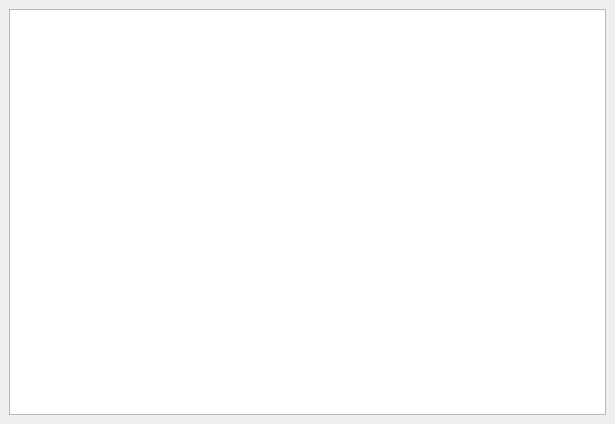
The window that main.ui (Doct0rWats0n/coffee) describes before a commit, drawn with Qt 5.
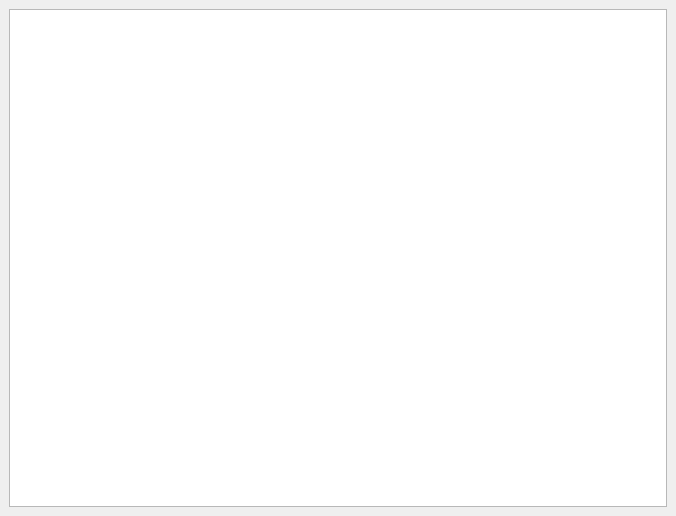
The same window after the commit.

The edit to the form file:
```diff
--- a/main.ui
+++ b/main.ui
@@ -6,8 +6,8 @@
    <rect>
     <x>0</x>
     <y>0</y>
-    <width>615</width>
-    <height>424</height>
+    <width>676</width>
+    <height>516</height>
    </rect>
   </property>
   <property name="windowTitle">
@@ -16,7 +16,11 @@
   <widget class="QWidget" name="centralwidget">
    <layout class="QGridLayout" name="gridLayout_2">
     <item row="0" column="0">
-     <widget class="QTableView" name="table"/>
+     <layout class="QGridLayout" name="gridLayout">
+      <item row="0" column="0">
+       <widget class="QTableWidget" name="table"/>
+      </item>
+     </layout>
     </item>
    </layout>
   </widget>
```
Left out of the diff: 2 changed lines with no effect on the pictures.
